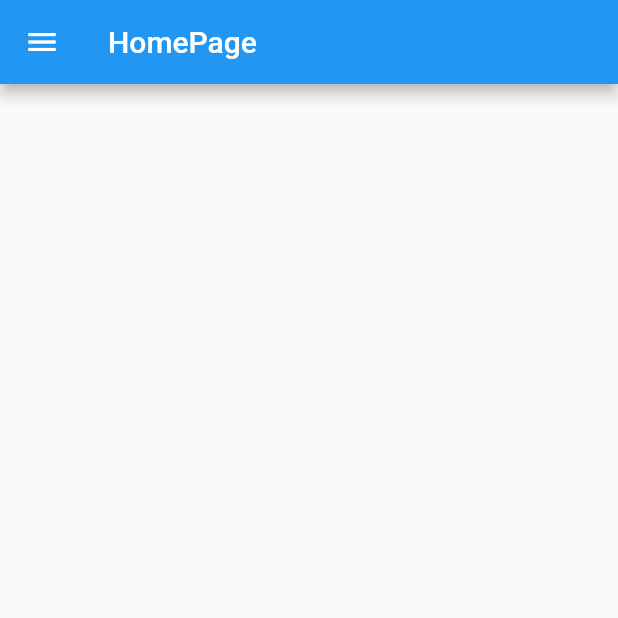
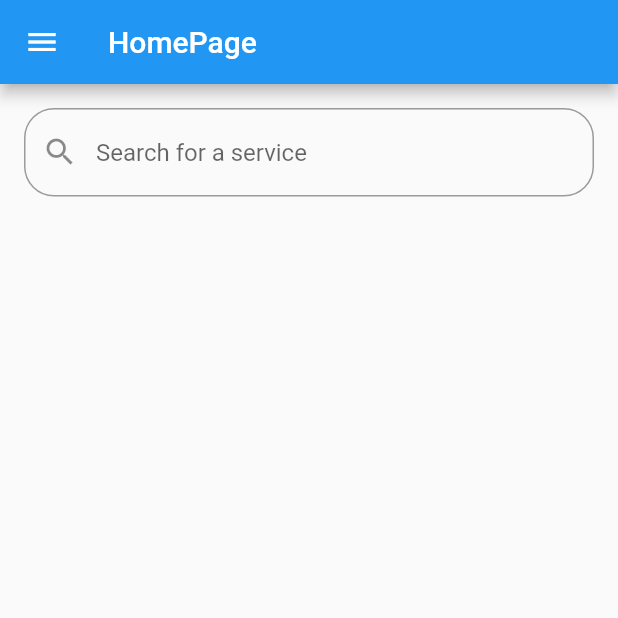
Before and after one commit to Arthur-Ochieng/KleanKlubKleaners, a Flutter app: the MainPage screen opened directly, on a phone screen of 412 x 824 dp, the top half of it. Run offline on Flutter 3.47's test engine with Material 2 defaults, Android fonts, the phone set to English and light mode, and no system bars; our stand-ins replace flutter_map, latlong2, table_calendar; missing offline and left inert: dart:js_util; Roboto replaces fonts that are missing (ubuntu).

Commit message:
added search bar

```diff
--- a/lib/main.dart
+++ b/lib/main.dart
@@ -21,7 +21,7 @@ class MyApp extends StatelessWidget {
         fontFamily: 'ubuntu',
       ),
       debugShowCheckedModeBanner: false,
-      home: const Testing(),
+      home: const MainPage(),
     );
   }
 }
--- /dev/null
+++ b/lib/models/services.dart
@@ -0,0 +1,16 @@
+class Service{
+  final String title;
+
+  const Service({
+    required this.title,
+  });
+}
+
+const allServices = [
+  Service(
+    title: "Home Cleaning"),
+  Service(
+    title: "Office Cleaning"),
+  Service(
+    title: "Commercial Cleaning"),
+];
--- a/lib/screens/intro.dart
+++ b/lib/screens/intro.dart
@@ -1,4 +1,8 @@
+import 'dart:js_util';
+
 import 'package:flutter/material.dart';
+import 'package:kkservices/models/services.dart';
+import 'package:kkservices/models/services.dart';
 import 'package:kkservices/screens/login_screen.dart';
 import 'package:kkservices/screens/notifications.dart';
 import 'package:kkservices/screens/profile.dart';
@@ -12,11 +16,35 @@ class MainPage extends StatefulWidget {
 }
 
 class _MainPageState extends State<MainPage> {
+  final controller = TextEditingController();
+  List<Service> Services = allServices;
+
   @override
   Widget build(BuildContext context) {
     return Scaffold(
       appBar: AppBar(
         title: const Text("HomePage"),
+      ),
+      body: Column(
+        children: <Widget>[
+          Container(
+            margin:  const EdgeInsetsDirectional.fromSTEB(16, 16, 16, 16),
+            child: TextField(
+              controller: controller,
+              decoration:  InputDecoration(
+                prefixIcon: const Icon(Icons.search),
+                hintText: 'Search for a service',
+                border: OutlineInputBorder(
+                  borderRadius: BorderRadius.circular(20),
+                  borderSide: const BorderSide(color: Colors.black),
+
+                ),
+              ),
+            ),
+
+          ),
+        ],
+        // ignore: prefer_const_literals_to_create_immutables
       ),
       drawer: Drawer(
         // Add a ListView to the drawer. This ensures the user can scroll
```
